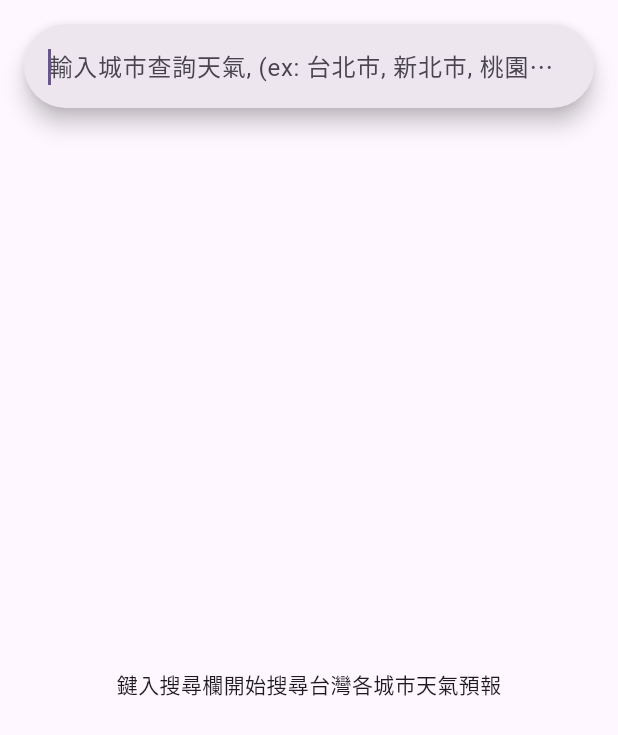
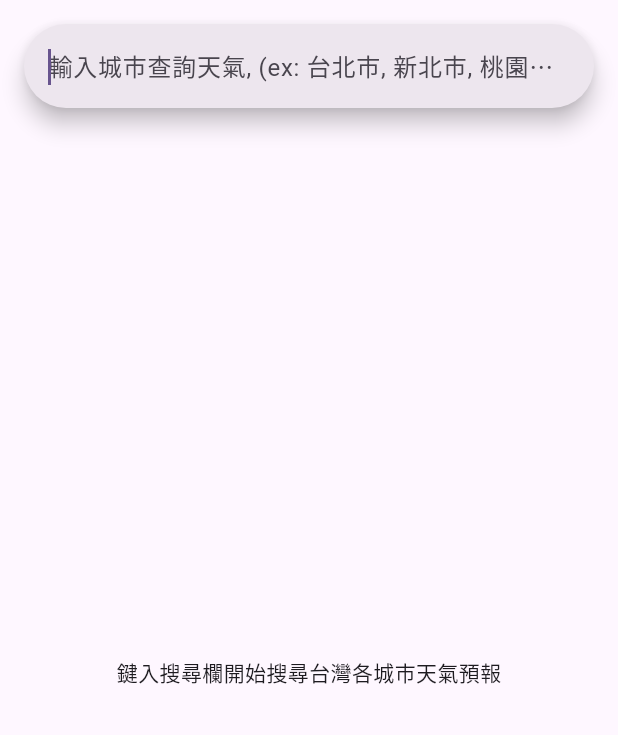
Before and after one commit to MarkRunWu/TheWeatherFlutter, a Flutter app: the screen it shows after launch, on a phone screen of 412 x 824 dp. Shown: the top 735 px of the screen. Run offline on Flutter 3.47's test engine with Material 3 defaults, Android fonts, the phone set to English and light mode, and no system bars; our stand-ins replace dio, flutter_dotenv, flutter_riverpod, get_it, injectable, riverpod_annotation; generated files the repository leaves out were written again.

Commit message:
Refine layout

```diff
--- a/lib/ui/home_screen.dart
+++ b/lib/ui/home_screen.dart
@@ -13,11 +13,11 @@ class HomeScreen extends ConsumerWidget {
 
     return Scaffold(
       body: SafeArea(
+        child: Padding(
+          padding: EdgeInsets.all(16),
           child: Column(
             children: [
-            Padding(
-              padding: EdgeInsets.all(16),
-              child: SearchBar(
+              SearchBar(
                 autoFocus: true,
                 onSubmitted:
                     (text) => {
@@ -27,7 +27,7 @@ class HomeScreen extends ConsumerWidget {
                     },
                 hintText: "輸入城市查詢天氣, (ex: 台北市, 新北市, 桃園市, ...",
               ),
-            ),
+              SizedBox(height: 16,),
               Expanded(
                 child: switch (state) {
                   HomeReadyState(:final forcasts) =>
@@ -36,7 +36,8 @@ class HomeScreen extends ConsumerWidget {
                           itemCount: forcasts.length,
                           itemBuilder:
                               (ctx, i) => WeatherForcastsCard(forcasts[i]),
-                        separatorBuilder: (_, i) => const SizedBox(height: 16),
+                          separatorBuilder:
+                              (_, i) => const SizedBox(height: 16),
                         )
                         : Center(
                           child: Text(
@@ -59,6 +60,7 @@ class HomeScreen extends ConsumerWidget {
             ],
           ),
         ),
+      ),
     );
   }
 }
```
Also changed, not shown: lib/ui/components/weather_forcasts_card.dart (+42 -6 lines). Lines whose indentation alone changed are shown as unchanged.
